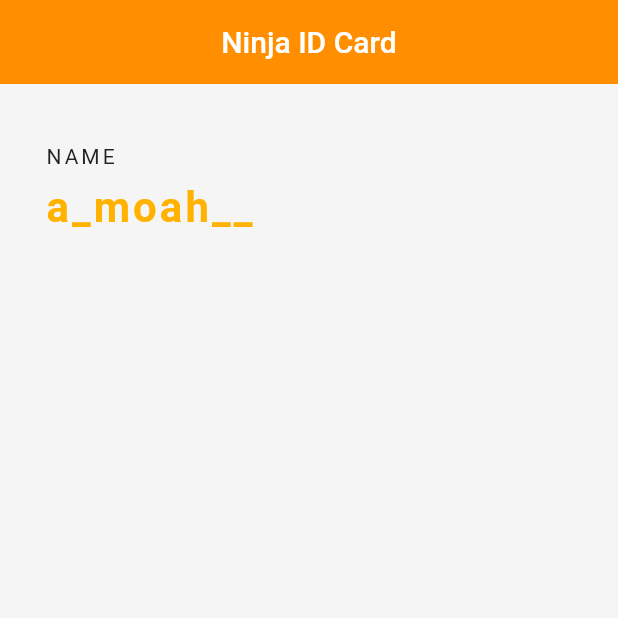
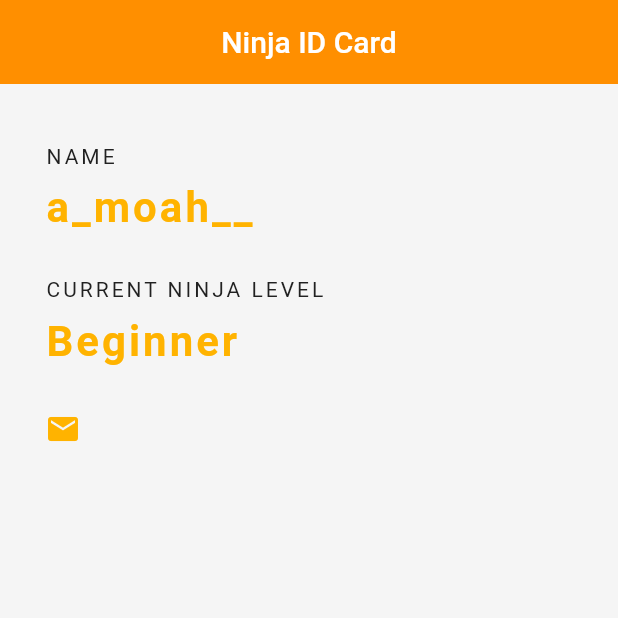
Before and after one commit to kwakyebrilliant/NinjaProject, a Flutter app: the screen it shows after launch, on a phone screen of 412 x 824 dp, the top half of it. Run offline on Flutter 3.47's test engine with Material 2 defaults, Android fonts, the phone set to English and light mode, and no system bars.

Commit message:
row added

```diff
--- a/lib/main.dart
+++ b/lib/main.dart
@@ -42,7 +42,37 @@ class NinjaCard extends StatelessWidget {
               ),
             ),
             const SizedBox(
+              height: 30.0,
+            ),
+            Text(
+              'CURRENT NINJA LEVEL',
+              style: TextStyle(
+                color: Colors.grey[900],
+                letterSpacing: 2.0,
+              ),
+            ),
+            const SizedBox(
               height: 10.0,
+            ),
+            Text(
+              'Beginner',
+              style: TextStyle(
+                color: Colors.amber[600],
+                letterSpacing: 2.0,
+                fontSize: 28.0,
+                fontWeight: FontWeight.bold,
+              ),
+            ),
+            const SizedBox(
+              height: 30.0,
+            ),
+            Row(
+              children: <Widget>[
+                Icon(
+                  Icons.email,
+                  color: Colors.amber[600],
+                )
+              ],
             ),
           ],
         ),
```
